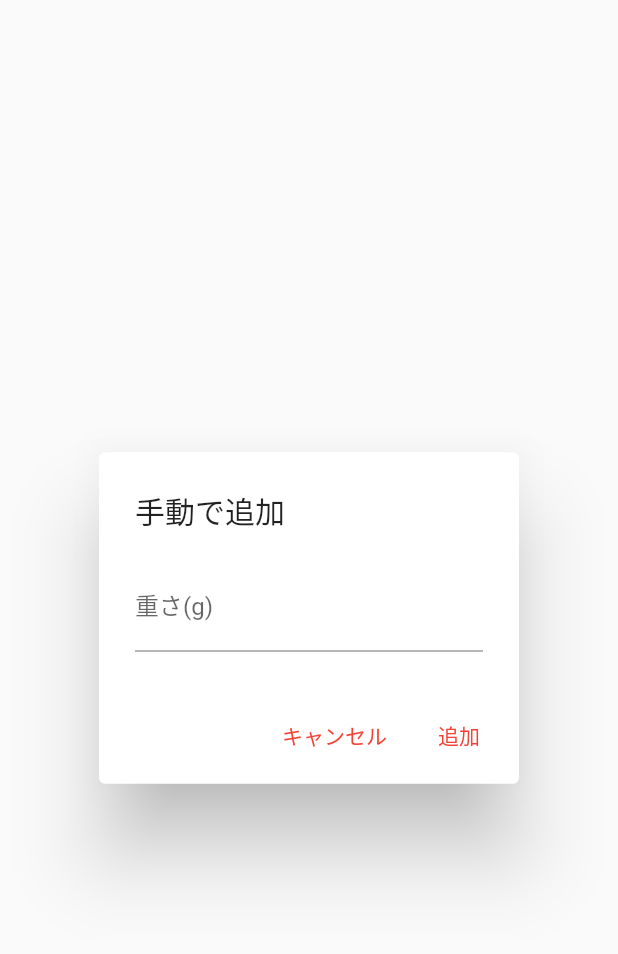
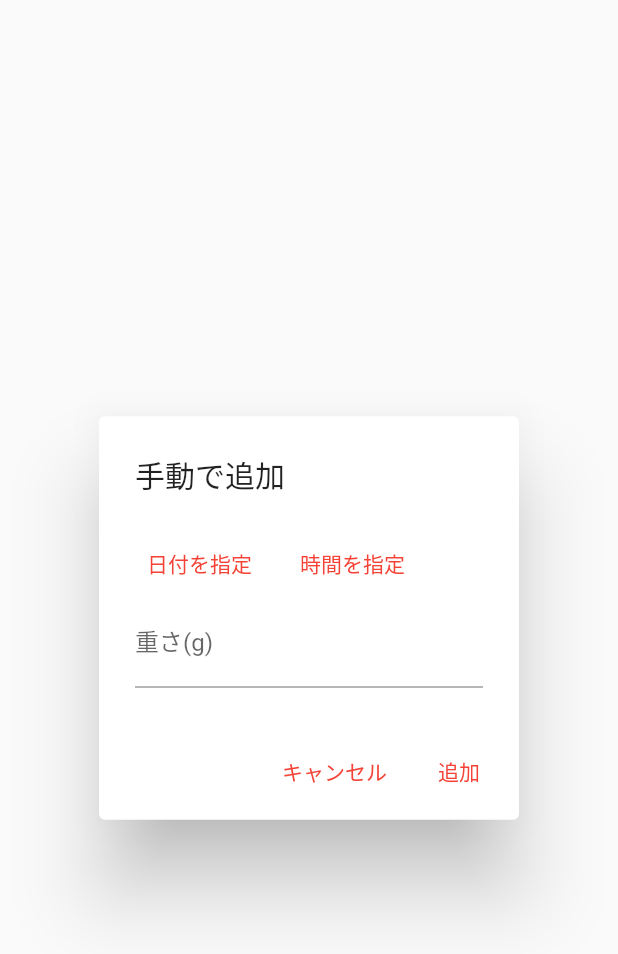
Before and after one commit to pantasystem/maruhakari, a Flutter app: the AddWeightHistoryDialog widget shown alone on an empty page, opened directly with empty values, after a tap on "追加", on a phone screen of 412 x 824 dp. Shown: the top 954 px of the screen. Run offline on Flutter 3.47's test engine with Material 2 defaults, Android fonts, the phone set to English and light mode, and no system bars; our stand-ins replace dio, fixnum, fl_chart, flutter_blue_plus, flutter_riverpod, flutter_svg and 5 more; missing offline and left inert: grpc, nfc_manager, protobuf; accounts and stored records are empty; generated files the repository leaves out were written again; network calls fail.

Commit message:
feat: 作成日を指定できるようにした

```diff
--- a/client/lib/pages/food_detail/food_detail_page.dart
+++ b/client/lib/pages/food_detail/food_detail_page.dart
@@ -86,7 +86,9 @@ class FoodDetailPage extends ConsumerWidget {
                     ),
                     IconButton(
                       onPressed: () {
-                        showDialog(context: context, builder: (BuildContext context) {
+                        showDialog(
+                            context: context,
+                            builder: (BuildContext context) {
                               return AddWeightHistoryDialog(foodId: foodId);
                             });
                       },
@@ -238,6 +240,7 @@ class AddWeightHistoryDialog extends ConsumerStatefulWidget {
   final String foodId;
 
   const AddWeightHistoryDialog({super.key, required this.foodId});
+
   @override
   ConsumerState<ConsumerStatefulWidget> createState() {
     return AddWeightHistoryState();
@@ -246,29 +249,97 @@ class AddWeightHistoryDialog extends ConsumerStatefulWidget {
 
 class AddWeightHistoryState extends ConsumerState<AddWeightHistoryDialog> {
   final controller = TextEditingController();
+
+  DateTime? date;
+  TimeOfDay? time;
+
   @override
   Widget build(BuildContext context) {
     return AlertDialog(
       title: const Text("手動で追加"),
-      content: TextField(
+      content: SingleChildScrollView(
+        child: Column(
+          children: [
+            Row(
+              children: [
+                TextButton(
+                  onPressed: () async {
+                    final picked = await showDatePicker(
+                      context: context,
+                      initialDate: DateTime.now(),
+                      firstDate: DateTime(2020),
+                      lastDate: DateTime.now(),
+                    );
+                    setState(() {
+                      date = picked;
+                    });
+                  },
+                  child: () {
+                    if (date == null) {
+                      return const Text("日付を指定");
+                    } else {
+                      return Text("${date?.year}/${date?.month}/${date?.day}");
+                    }
+                  }(),
+                ),
+                const SizedBox(width: 16),
+                TextButton(
+                  onPressed: () async {
+                    final picked = await showTimePicker(
+                      context: context,
+                      initialTime: TimeOfDay.now(),
+                    );
+                    setState(() {
+                      time = picked;
+                    });
+                  },
+                  child: () {
+                    if (time == null) {
+                      return const Text("時間を指定");
+                    } else {
+                      return Text("${time?.hour}:${time?.minute}");
+                    }
+                  }(),
+                )
+              ],
+            ),
+            TextField(
               controller: controller,
               keyboardType: TextInputType.number,
               decoration: const InputDecoration(
                 labelText: "重さ(g)",
               ),
+            )
+          ],
+        ),
       ),
       actions: [
-        TextButton(onPressed: () {
+        TextButton(
+            onPressed: () {
               Navigator.of(context).pop();
-        }, child: const Text("キャンセル")),
-        TextButton(onPressed: () {
+            },
+            child: const Text("キャンセル")),
+        TextButton(
+            onPressed: () {
               final number = double.tryParse(controller.text);
+
+              final DateTime recordAt;
+              if (date != null && time != null) {
+                recordAt = DateTime(date!.year, date!.month, date!.day, time!.hour,
+                    time!.minute);
+              } else {
+                recordAt = DateTime.now();
+              }
               if (number != null) {
-            ref.read(foodRepository).recordHistory(widget.foodId, weight: number).then((value) {
+                ref
+                    .read(foodRepository)
+                    .recordHistory(widget.foodId, weight: number, recordAt: recordAt)
+                    .then((value) {
                   Navigator.of(context).pop();
                 });
               }
-        }, child: const Text("追加"))
+            },
+            child: const Text("追加"))
       ],
     );
   }
--- a/client/lib/repositories/food_repository.dart
+++ b/client/lib/repositories/food_repository.dart
@@ -52,7 +52,7 @@ class FoodRepository {
     });
   }
 
-  Future<void> recordHistory(String foodId, {required double weight}) async {
+  Future<void> recordHistory(String foodId, {required double weight, DateTime? recordAt}) async {
     return await handleError(() async {
       await client.createMeasurementHistory(foodId, CreateMeasurementHistoryRequest(weight: weight));
     });
--- a/client/lib/schema/create_measurement_history_request.dart
+++ b/client/lib/schema/create_measurement_history_request.dart
@@ -7,6 +7,7 @@ part 'create_measurement_history_request.g.dart';
 class CreateMeasurementHistoryRequest with _$CreateMeasurementHistoryRequest {
   const factory CreateMeasurementHistoryRequest({
     required double weight,
+    @JsonKey(name: "record_at") DateTime? recordAt,
   }) = _CreateMeasurementHistoryRequest;
 
   factory CreateMeasurementHistoryRequest.fromJson(Map<String, dynamic> json) => _$CreateMeasurementHistoryRequestFromJson(json);
```
Also changed, not shown: client/lib/schema/create_measurement_history_request.freezed.dart, client/lib/schema/create_measurement_history_request.g.dart. Lines whose indentation alone changed are shown as unchanged.
